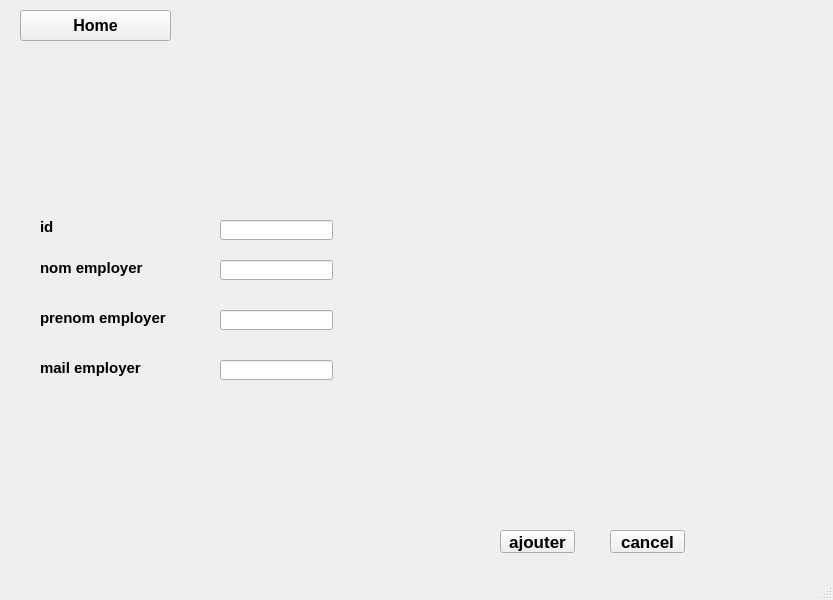
semahkadri/Smart_Cinema-Application-Desktop-, file mainwindow.ui: the form before one commit.
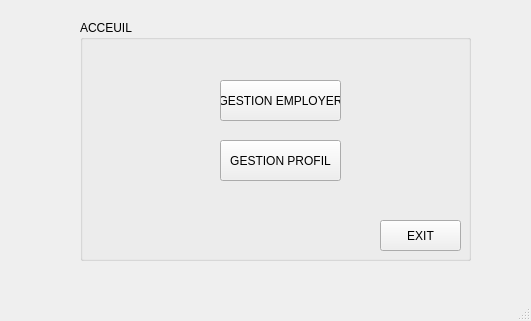
The form after the commit. The open tabs and pages were chosen to show the change. Icons and pictures are not drawn.

Patch:
```diff
--- a/mainwindow.ui
+++ b/mainwindow.ui
@@ -6,435 +6,80 @@
    <rect>
     <x>0</x>
     <y>0</y>
-    <width>833</width>
-    <height>600</height>
+    <width>531</width>
+    <height>321</height>
    </rect>
   </property>
   <property name="windowTitle">
    <string>MainWindow</string>
   </property>
   <widget class="QWidget" name="centralwidget">
-   <widget class="QStackedWidget" name="stackedWidget">
+   <widget class="QGroupBox" name="groupBox">
     <property name="geometry">
      <rect>
-      <x>10</x>
-      <y>80</y>
-      <width>781</width>
-      <height>521</height>
+      <x>80</x>
+      <y>20</y>
+      <width>391</width>
+      <height>241</height>
      </rect>
     </property>
-    <widget class="QWidget" name="page">
-     <widget class="QPushButton" name="gereremployer">
-      <property name="geometry">
-       <rect>
-        <x>70</x>
-        <y>220</y>
-        <width>151</width>
-        <height>31</height>
-       </rect>
-      </property>
-      <property name="font">
-       <font>
-        <pointsize>12</pointsize>
-        <weight>75</weight>
-        <bold>true</bold>
-       </font>
-      </property>
-      <property name="text">
-       <string>Gerer employer</string>
-      </property>
-     </widget>
-     <widget class="QPushButton" name="gererprofil">
-      <property name="geometry">
-       <rect>
-        <x>370</x>
-        <y>220</y>
-        <width>151</width>
-        <height>31</height>
-       </rect>
-      </property>
-      <property name="font">
-       <font>
-        <pointsize>12</pointsize>
-        <weight>75</weight>
-        <bold>true</bold>
-       </font>
-      </property>
-      <property name="text">
-       <string>Gerer profil</string>
-      </property>
-     </widget>
+    <property name="styleSheet">
+     <string notr="true">background-image:url(:/hinata.jpg) ;
+</string>
+    </property>
+    <property name="title">
+     <string>ACCEUIL</string>
+    </property>
+    <widget class="QPushButton" name="pushButton">
+     <property name="geometry">
+      <rect>
+       <x>140</x>
+       <y>60</y>
+       <width>121</width>
+       <height>41</height>
+      </rect>
+     </property>
+     <property name="text">
+      <string>GESTION EMPLOYER</string>
+     </property>
     </widget>
-    <widget class="QWidget" name="page_1">
-     <widget class="QPushButton" name="ajouteremployer">
-      <property name="geometry">
-       <rect>
-        <x>300</x>
-        <y>150</y>
-        <width>171</width>
-        <height>41</height>
-       </rect>
-      </property>
-      <property name="font">
-       <font>
-        <pointsize>13</pointsize>
-        <weight>75</weight>
-        <bold>true</bold>
-       </font>
-      </property>
-      <property name="text">
-       <string>ajouter employer</string>
-      </property>
-     </widget>
-     <widget class="QPushButton" name="afficheremployer">
-      <property name="geometry">
-       <rect>
-        <x>300</x>
-        <y>240</y>
-        <width>171</width>
-        <height>41</height>
-       </rect>
-      </property>
-      <property name="font">
-       <font>
-        <pointsize>13</pointsize>
-        <weight>75</weight>
-        <bold>true</bold>
-       </font>
-      </property>
-      <property name="text">
-       <string>afficher employer</string>
-      </property>
-     </widget>
+    <widget class="QPushButton" name="pushButton_2">
+     <property name="geometry">
+      <rect>
+       <x>140</x>
+       <y>120</y>
+       <width>121</width>
+       <height>41</height>
+      </rect>
+     </property>
+     <property name="text">
+      <string>GESTION PROFIL</string>
+     </property>
     </widget>
-    <widget class="QWidget" name="page_2">
-     <widget class="QPushButton" name="ajouterprofil">
-      <property name="geometry">
-       <rect>
-        <x>310</x>
-        <y>200</y>
-        <width>171</width>
-        <height>41</height>
-       </rect>
-      </property>
-      <property name="font">
-       <font>
-        <pointsize>13</pointsize>
-        <weight>75</weight>
-        <bold>true</bold>
-       </font>
-      </property>
-      <property name="text">
-       <string>ajouter profil</string>
-      </property>
-     </widget>
-     <widget class="QPushButton" name="afficherprofil">
-      <property name="geometry">
-       <rect>
-        <x>310</x>
-        <y>270</y>
-        <width>171</width>
-        <height>41</height>
-       </rect>
-      </property>
-      <property name="font">
-       <font>
-        <pointsize>13</pointsize>
-        <weight>75</weight>
-        <bold>true</bold>
-       </font>
-      </property>
-      <property name="text">
-       <string>afficher profil</string>
-      </property>
-     </widget>
+    <widget class="QPushButton" name="pushButton_3">
+     <property name="geometry">
+      <rect>
+       <x>300</x>
+       <y>200</y>
+       <width>81</width>
+       <height>31</height>
+      </rect>
+     </property>
+     <property name="text">
+      <string>EXIT</string>
+     </property>
     </widget>
-    <widget class="QWidget" name="page_3">
-     <widget class="QLabel" name="idemp">
-      <property name="geometry">
-       <rect>
-        <x>30</x>
-        <y>140</y>
-        <width>47</width>
-        <height>14</height>
-       </rect>
-      </property>
-      <property name="font">
-       <font>
-        <pointsize>11</pointsize>
-        <weight>75</weight>
-        <bold>true</bold>
-       </font>
-      </property>
-      <property name="text">
-       <string>id</string>
-      </property>
-     </widget>
-     <widget class="QLabel" name="nomemp">
-      <property name="geometry">
-       <rect>
-        <x>30</x>
-        <y>180</y>
-        <width>121</width>
-        <height>16</height>
-       </rect>
-      </property>
-      <property name="font">
-       <font>
-        <pointsize>11</pointsize>
-        <weight>75</weight>
-        <bold>true</bold>
-       </font>
-      </property>
-      <property name="text">
-       <string>nom employer</string>
-      </property>
-     </widget>
-     <widget class="QLabel" name="prenomemp">
-      <property name="geometry">
-       <rect>
-        <x>30</x>
-        <y>230</y>
-        <width>141</width>
-        <height>16</height>
-       </rect>
-      </property>
-      <property name="font">
-       <font>
-        <pointsize>11</pointsize>
-        <weight>75</weight>
-        <bold>true</bold>
-       </font>
-      </property>
-      <property name="text">
-       <string>prenom employer</string>
-      </property>
-     </widget>
-     <widget class="QLabel" name="mailemp">
-      <property name="geometry">
-       <rect>
-        <x>30</x>
-        <y>280</y>
-        <width>121</width>
-        <height>16</height>
-       </rect>
-      </property>
-      <property name="font">
-       <font>
-        <pointsize>11</pointsize>
-        <weight>75</weight>
-        <bold>true</bold>
-       </font>
-      </property>
-      <property name="text">
-       <string>mail employer</string>
-      </property>
-     </widget>
-     <widget class="QLineEdit" name="lineEditidemp">
-      <property name="geometry">
-       <rect>
-        <x>210</x>
-        <y>140</y>
-        <width>113</width>
-        <height>20</height>
-       </rect>
-      </property>
-     </widget>
-     <widget class="QLineEdit" name="lineEditnomemp">
-      <property name="geometry">
-       <rect>
-        <x>210</x>
-        <y>180</y>
-        <width>113</width>
-        <height>20</height>
-       </rect>
-      </property>
-     </widget>
-     <widget class="QLineEdit" name="lineEditprenomemp">
-      <property name="geometry">
-       <rect>
-        <x>210</x>
-        <y>230</y>
-        <width>113</width>
-        <height>20</height>
-       </rect>
-      </property>
-     </widget>
-     <widget class="QLineEdit" name="lineEditmailemp">
-      <property name="geometry">
-       <rect>
-        <x>210</x>
-        <y>280</y>
-        <width>113</width>
-        <height>20</height>
-       </rect>
-      </property>
-     </widget>
-     <widget class="QPushButton" name="pushButtonok">
-      <property name="geometry">
-       <rect>
-        <x>490</x>
-        <y>450</y>
-        <width>75</width>
-        <height>23</height>
-       </rect>
-      </property>
-      <property name="font">
-       <font>
-        <pointsize>13</pointsize>
-        <weight>75</weight>
-        <bold>true</bold>
-       </font>
-      </property>
-      <property name="text">
-       <string>ajouter</string>
-      </property>
-     </widget>
-     <widget class="QPushButton" name="pushButtoncancel">
-      <property name="geometry">
-       <rect>
-        <x>600</x>
-        <y>450</y>
-        <width>75</width>
-        <height>23</height>
-       </rect>
-      </property>
-      <property name="font">
-       <font>
-        <pointsize>13</pointsize>
-        <weight>75</weight>
-        <bold>true</bold>
-       </font>
-      </property>
-      <property name="text">
-       <string>cancel</string>
-      </property>
-     </widget>
-    </widget>
-    <widget class="QWidget" name="page_4">
-     <widget class="QLabel" name="idprofil">
-      <property name="geometry">
-       <rect>
-        <x>60</x>
-        <y>70</y>
-        <width>71</width>
-        <height>16</height>
-       </rect>
-      </property>
-      <property name="font">
-       <font>
-        <pointsize>11</pointsize>
-        <weight>75</weight>
-        <bold>true</bold>
-       </font>
-      </property>
-      <property name="text">
-       <string>id profil</string>
-      </property>
-     </widget>
-     <widget class="QLabel" name="posteprofil">
-      <property name="geometry">
-       <rect>
-        <x>60</x>
-        <y>120</y>
-        <width>47</width>
-        <height>21</height>
-       </rect>
-      </property>
-      <property name="font">
-       <font>
-        <pointsize>11</pointsize>
-        <weight>75</weight>
-        <bold>true</bold>
-       </font>
-      </property>
-      <property name="text">
-       <string>poste</string>
-      </property>
-     </widget>
-     <widget class="QLineEdit" name="lineEdit_5">
-      <property name="geometry">
-       <rect>
-        <x>160</x>
-        <y>70</y>
-        <width>113</width>
-        <height>20</height>
-       </rect>
-      </property>
-     </widget>
-     <widget class="QLineEdit" name="lineEdit_6">
-      <property name="geometry">
-       <rect>
-        <x>160</x>
-        <y>120</y>
-        <width>113</width>
-        <height>20</height>
-       </rect>
-      </property>
-     </widget>
-     <widget class="QPushButton" name="pushButtonokprofil">
-      <property name="geometry">
-       <rect>
-        <x>460</x>
-        <y>440</y>
-        <width>75</width>
-        <height>23</height>
-       </rect>
-      </property>
-      <property name="font">
-       <font>
-        <pointsize>13</pointsize>
-        <weight>75</weight>
-        <bold>true</bold>
-       </font>
-      </property>
-      <property name="text">
-       <string>ok</string>
-      </property>
-     </widget>
-     <widget class="QPushButton" name="pushButtoncancelprofil">
-      <property name="geometry">
-       <rect>
-        <x>600</x>
-        <y>440</y>
-        <width>75</width>
-        <height>23</height>
-       </rect>
-      </property>
-      <property name="font">
-       <font>
-        <pointsize>13</pointsize>
-        <weight>75</weight>
-        <bold>true</bold>
-       </font>
-      </property>
-      <property name="text">
-       <string>cancel</string>
-      </property>
-     </widget>
-    </widget>
-    <widget class="QWidget" name="page_5"/>
    </widget>
-   <widget class="QPushButton" name="home">
-    <property name="geometry">
-     <rect>
-      <x>20</x>
-      <y>10</y>
-      <width>151</width>
-      <height>31</height>
-     </rect>
-    </property>
-    <property name="font">
-     <font>
-      <pointsize>12</pointsize>
-      <weight>75</weight>
-      <bold>true</bold>
-     </font>
-    </property>
-    <property name="text">
-     <string>Home</string>
-    </property>
-   </widget>
+  </widget>
+  <widget class="QMenuBar" name="menubar">
+   <property name="geometry">
+    <rect>
+     <x>0</x>
+     <y>0</y>
+     <width>531</width>
+     <height>22</height>
+    </rect>
+   </property>
   </widget>
   <widget class="QStatusBar" name="statusbar"/>
  </widget>
```
